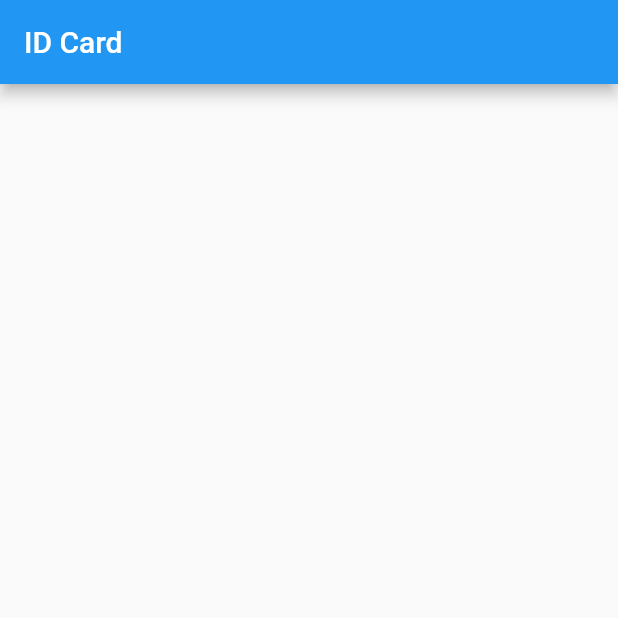
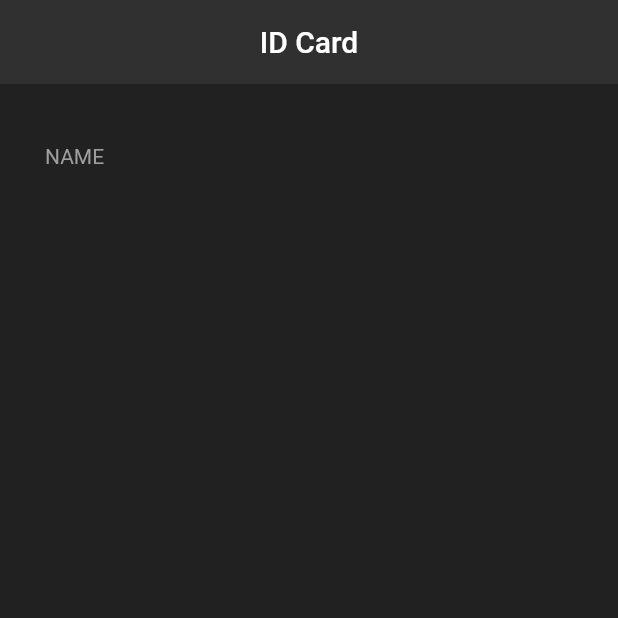
Before and after one commit to sakshi3326/ID-Card-using-Flutter, a Flutter app: the screen it shows after launch, on a phone screen of 412 x 824 dp, the top half of it. Run offline on Flutter 3.47's test engine with Material 2 defaults, Android fonts, the phone set to English and light mode, and no system bars.

Commit message:
background set

```diff
--- a/flutter_app/lib/main.dart
+++ b/flutter_app/lib/main.dart
@@ -1,3 +1,4 @@
+import 'package:flutter/cupertino.dart';
 import 'package:flutter/material.dart';
 
 void main() {
@@ -11,9 +12,27 @@ class Card extends StatelessWidget {
   @override
   Widget build(BuildContext context) {
     return Scaffold(
+      backgroundColor: Colors.grey[900],
       appBar: AppBar(
         title: Text('ID Card'),
+        centerTitle: true,
+        backgroundColor: Colors.grey[850],
+        elevation: 0.0,
       ),
+       body: Padding(
+         padding: EdgeInsets.fromLTRB(30.0, 40.0, 30.0, 0.0),
+         child: Column(
+           children: <Widget>[
+             Text(
+               'NAME',
+               style: TextStyle(
+                 color: Colors.grey,
+
+               ),
+             )
+           ],
+         ),
+       ),
     );
   }
 }
```
